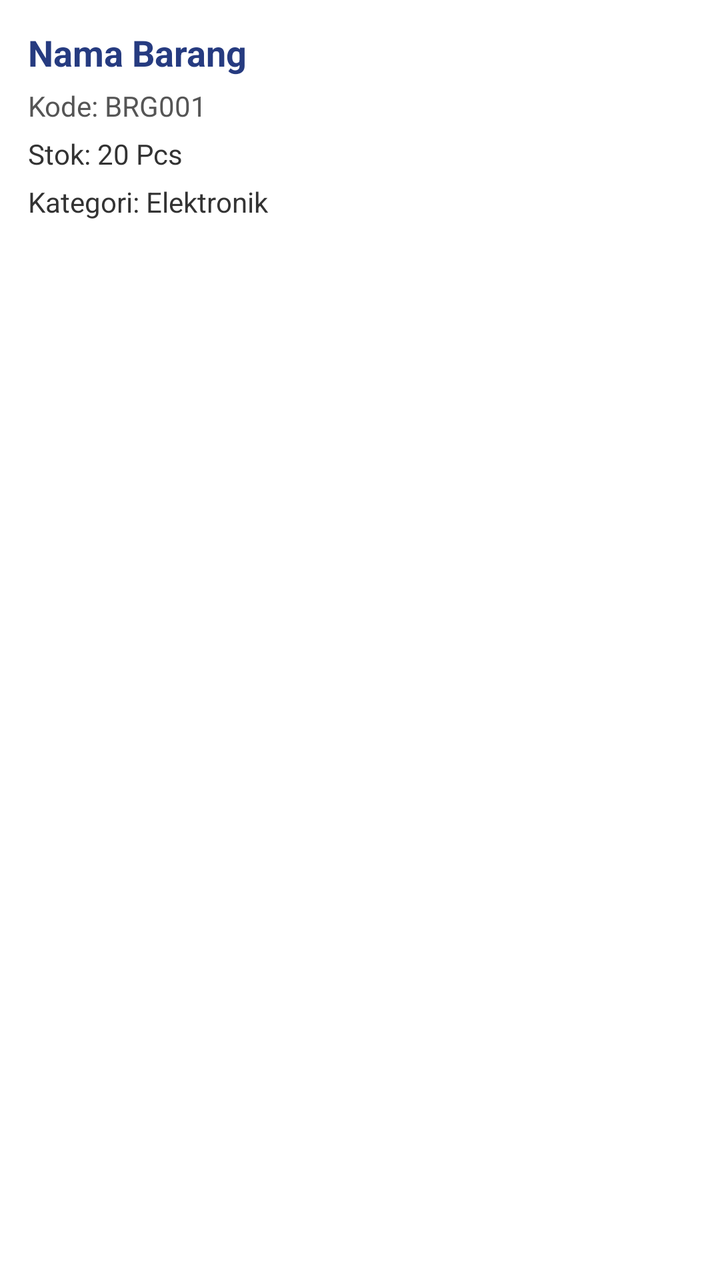
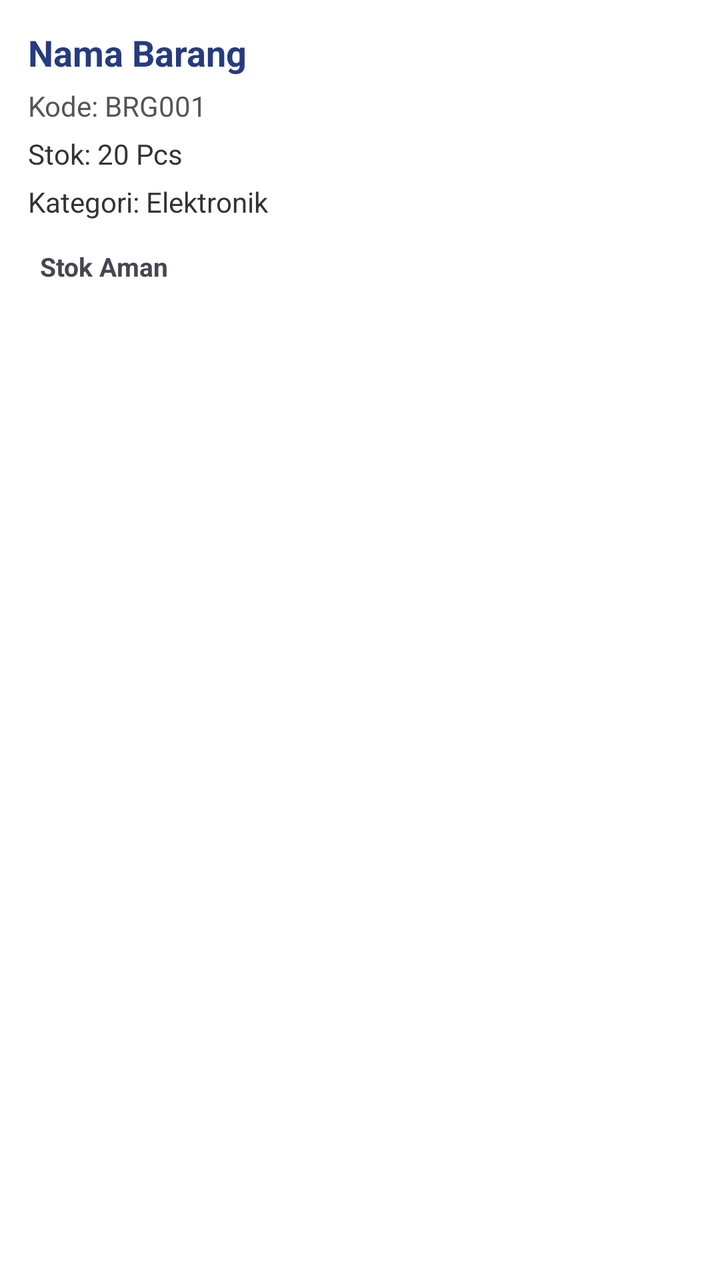

An Android layout rendered at two revisions. The XML below is the earlier revision; the diff shows what the commit changed to produce the second picture.
<!-- AndroidManifest.xml: application theme Theme.StokBarangMobile -->
<!-- res/layout/item_product.xml -->
<?xml version="1.0" encoding="utf-8"?>
<LinearLayout xmlns:android="http://schemas.android.com/apk/res/android"
    android:layout_width="match_parent"
    android:layout_height="wrap_content"
    android:orientation="vertical"
    android:padding="14dp"
    android:layout_marginBottom="8dp"
    android:background="#FFFFFF">

    <TextView
        android:id="@+id/tvProductName"
        android:layout_width="match_parent"
        android:layout_height="wrap_content"
        android:text="Nama Barang"
        android:textSize="18sp"
        android:textStyle="bold"
        android:textColor="#263B80" />

    <TextView
        android:id="@+id/tvProductCode"
        android:layout_width="match_parent"
        android:layout_height="wrap_content"
        android:text="Kode: BRG001"
        android:textSize="14sp"
        android:textColor="#555555"
        android:layout_marginTop="5dp" />

    <TextView
        android:id="@+id/tvProductStock"
        android:layout_width="match_parent"
        android:layout_height="wrap_content"
        android:text="Stok: 20 Pcs"
        android:textSize="14sp"
        android:textColor="#333333"
        android:layout_marginTop="5dp" />

    <TextView
        android:id="@+id/tvProductCategory"
        android:layout_width="match_parent"
        android:layout_height="wrap_content"
        android:text="Kategori: Elektronik"
        android:textSize="14sp"
        android:textColor="#333333"
        android:layout_marginTop="5dp" />

</LinearLayout>
<!-- resources referenced by this layout -->
<resources>
  <style name="Theme.StokBarangMobile" parent="Base.Theme.StokBarangMobile" />
  <style name="Base.Theme.StokBarangMobile" parent="Theme.Material3.DayNight.NoActionBar">
          
          
      </style>
</resources>

<!-- the commit's change to res/layout/item_product.xml (unified diff, before → after) -->
@@ -43,4 +43,14 @@
         android:textColor="#333333"
         android:layout_marginTop="5dp" />
 
+    <TextView
+        android:id="@+id/tvStockStatus"
+        android:layout_width="wrap_content"
+        android:layout_height="wrap_content"
+        android:text="Stok Aman"
+        android:textSize="13sp"
+        android:textStyle="bold"
+        android:padding="6dp"
+        android:layout_marginTop="8dp" />
+
 </LinearLayout>
